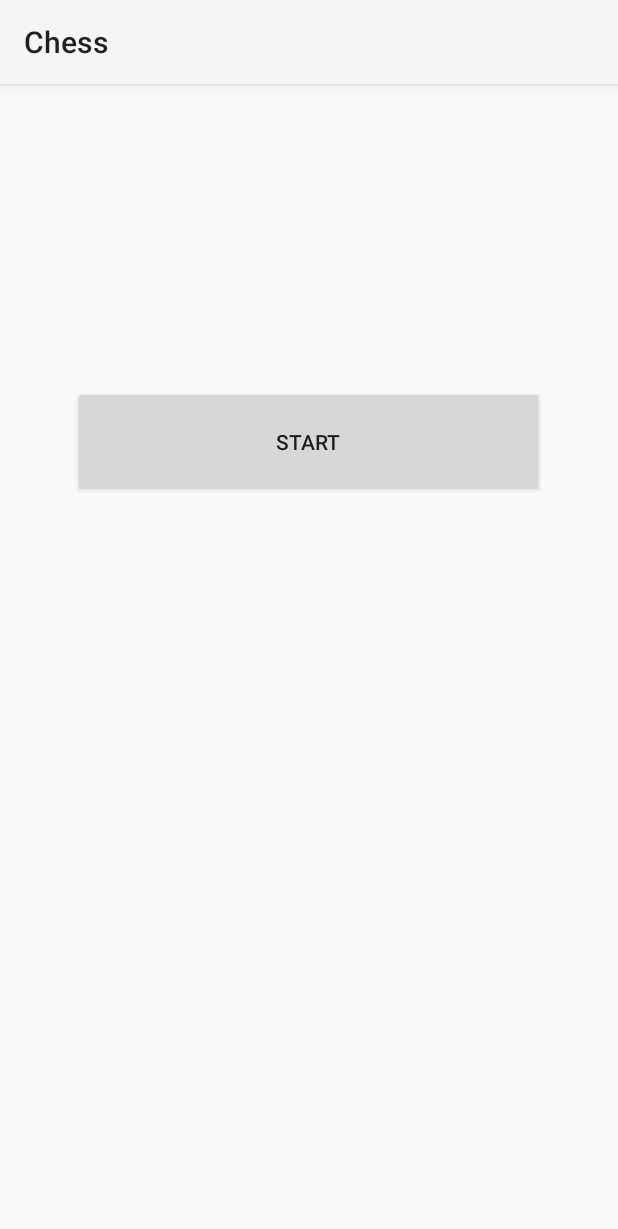
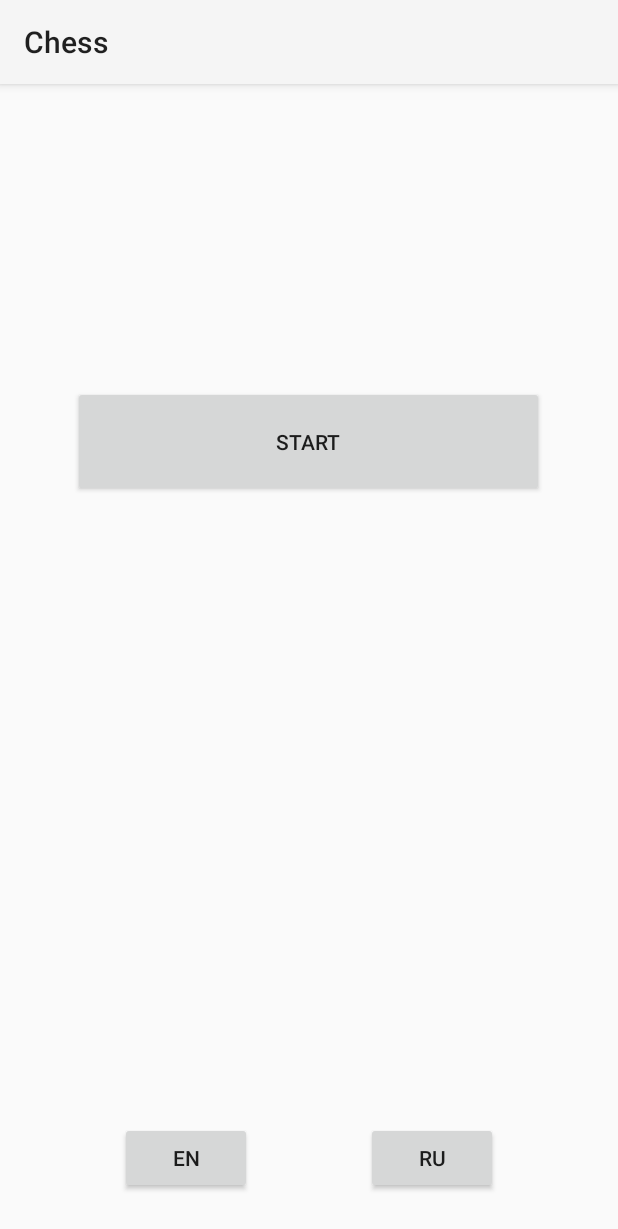
Before and after one commit to sejapoe/Chess, an Android app: the screen it shows after launch (MenuActivity), on a phone screen of 412 x 824 dp. Shown: the top 1229 px of the screen. Run offline under Robolectric (Android 15) with nearby library versions, the phone set to English and light mode, and no system bars.

```diff
--- a/app/src/main/AndroidManifest.xml
+++ b/app/src/main/AndroidManifest.xml
@@ -3,6 +3,7 @@
           package="com.sejapoe.chess">
 
     <application
+            android:name=".App"
             android:allowBackup="true"
             android:dataExtractionRules="@xml/data_extraction_rules"
             android:fullBackupContent="@xml/backup_rules"
--- /dev/null
+++ b/app/src/main/java/com/sejapoe/chess/App.kt
@@ -0,0 +1,15 @@
+package com.sejapoe.chess
+
+import android.app.Application
+import android.content.Context
+import java.util.*
+
+class App : Application() {
+    override fun onCreate() {
+        super.onCreate()
+
+        val sharedPreferences = getSharedPreferences("SETTINGS", Context.MODE_PRIVATE)
+        BaseActivity.dLocale = sharedPreferences.getString("language", "en")?.let { Locale(it) } ?: Locale.ENGLISH
+        BaseActivity.settingsEditor = sharedPreferences.edit()
+    }
+}
--- /dev/null
+++ b/app/src/main/java/com/sejapoe/chess/BaseActivity.kt
@@ -0,0 +1,27 @@
+package com.sejapoe.chess
+
+import android.content.SharedPreferences
+import android.content.res.Configuration
+import androidx.appcompat.app.AppCompatActivity
+import java.util.*
+
+open class BaseActivity : AppCompatActivity() {
+    init {
+        updateConfig(this)
+    }
+
+    private fun updateConfig(baseActivity: BaseActivity) {
+        if (dLocale == Locale(""))
+            return
+
+        Locale.setDefault(dLocale)
+        val configuration = Configuration()
+        configuration.setLocale(dLocale)
+        baseActivity.applyOverrideConfiguration(configuration)
+    }
+
+    companion object {
+        lateinit var settingsEditor: SharedPreferences.Editor
+        lateinit var dLocale: Locale
+    }
+}
--- a/app/src/main/java/com/sejapoe/chess/GameActivity.kt
+++ b/app/src/main/java/com/sejapoe/chess/GameActivity.kt
@@ -2,11 +2,10 @@ package com.sejapoe.chess
 
 import android.os.Bundle
 import android.widget.Button
-import androidx.appcompat.app.AppCompatActivity
 import com.sejapoe.chess.game.Game
 import com.sejapoe.chess.game.theme.Theme
 
-class GameActivity : AppCompatActivity() {
+class GameActivity : BaseActivity() {
     override fun onCreate(savedInstanceState: Bundle?) {
         super.onCreate(savedInstanceState)
         setContentView(R.layout.activity_main)
--- a/app/src/main/java/com/sejapoe/chess/MenuActivity.kt
+++ b/app/src/main/java/com/sejapoe/chess/MenuActivity.kt
@@ -3,10 +3,11 @@ package com.sejapoe.chess
 import android.content.Intent
 import android.os.Bundle
 import android.widget.Button
-import androidx.appcompat.app.AppCompatActivity
 import com.sejapoe.chess.game.theme.Theme
+import java.util.*
 
-class MenuActivity : AppCompatActivity() {
+
+class MenuActivity : BaseActivity() {
     override fun onCreate(savedInstanceState: Bundle?) {
         super.onCreate(savedInstanceState)
         setContentView(R.layout.activity_menu)
@@ -16,5 +17,22 @@ class MenuActivity : AppCompatActivity() {
             intent.putExtra("theme", Theme.DEFAULT)
             startActivity(intent)
         }
+
+        findViewById<Button>(R.id.enBtn).setOnClickListener {
+            updateLanguage(Locale.ENGLISH)
+        }
+
+        findViewById<Button>(R.id.ruBtn).setOnClickListener {
+            updateLanguage(Locale("ru"))
+        }
+    }
+
+    private fun updateLanguage(locale: Locale) {
+        dLocale = locale
+        settingsEditor.putString("language", locale.language)
+        settingsEditor.commit()
+        val intent = Intent(applicationContext, MenuActivity::class.java)
+        startActivity(intent)
+        finishAffinity()
     }
 }
--- a/app/src/main/res/layout/activity_menu.xml
+++ b/app/src/main/res/layout/activity_menu.xml
@@ -15,4 +15,16 @@
             app:layout_constraintBottom_toBottomOf="parent" app:layout_constraintStart_toStartOf="parent"
             app:layout_constraintEnd_toEndOf="parent" app:layout_constraintHorizontal_bias="0.494"
             app:layout_constraintVertical_bias="0.29"/>
+    <Button
+            android:text="@string/en"
+            android:layout_width="wrap_content"
+            android:layout_height="wrap_content" android:id="@+id/enBtn"
+            app:layout_constraintStart_toStartOf="parent" app:layout_constraintBottom_toBottomOf="parent"
+            android:layout_marginStart="80dp" android:layout_marginBottom="28dp"/>
+    <Button
+            android:text="@string/ru"
+            android:layout_width="wrap_content"
+            android:layout_height="wrap_content" android:id="@+id/ruBtn"
+            app:layout_constraintEnd_toEndOf="parent" app:layout_constraintBottom_toBottomOf="parent"
+            android:layout_marginEnd="80dp" android:layout_marginBottom="28dp"/>
 </androidx.constraintlayout.widget.ConstraintLayout>
--- a/app/src/main/res/values/strings.xml
+++ b/app/src/main/res/values/strings.xml
@@ -3,4 +3,6 @@
     <string name="none">none</string>
     <string name="start">Start</string>
     <string name="reset">Reset</string>
+    <string name="en">EN</string>
+    <string name="ru">RU</string>
 </resources>
```
Also changed, not shown: 1 other file.
